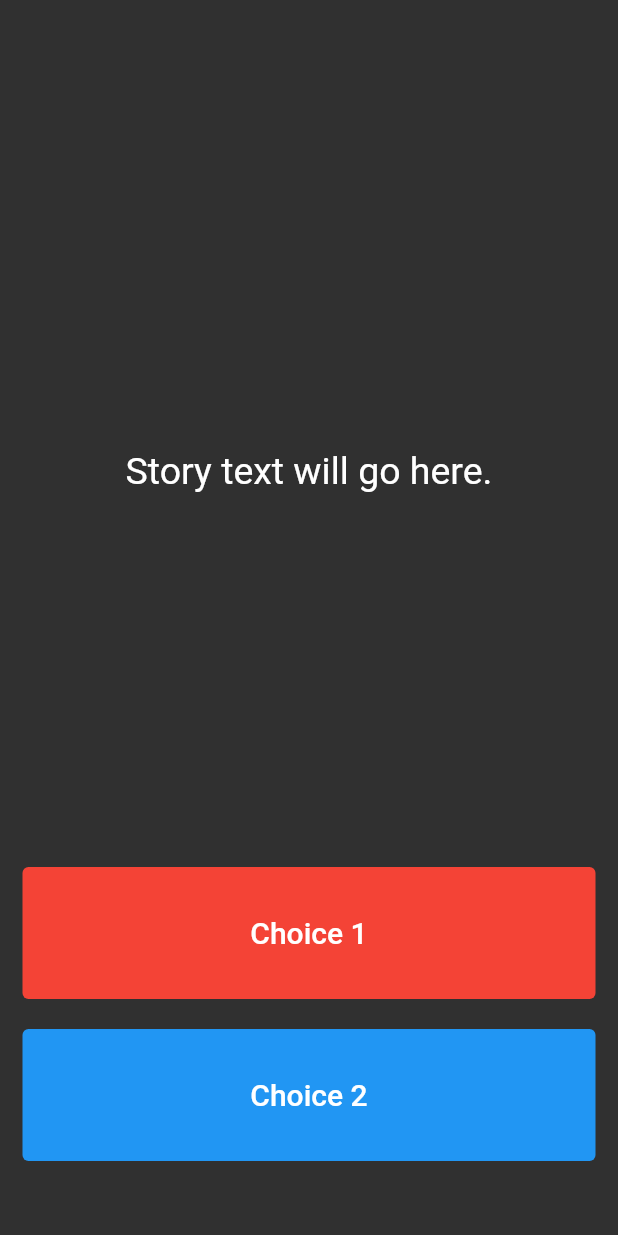
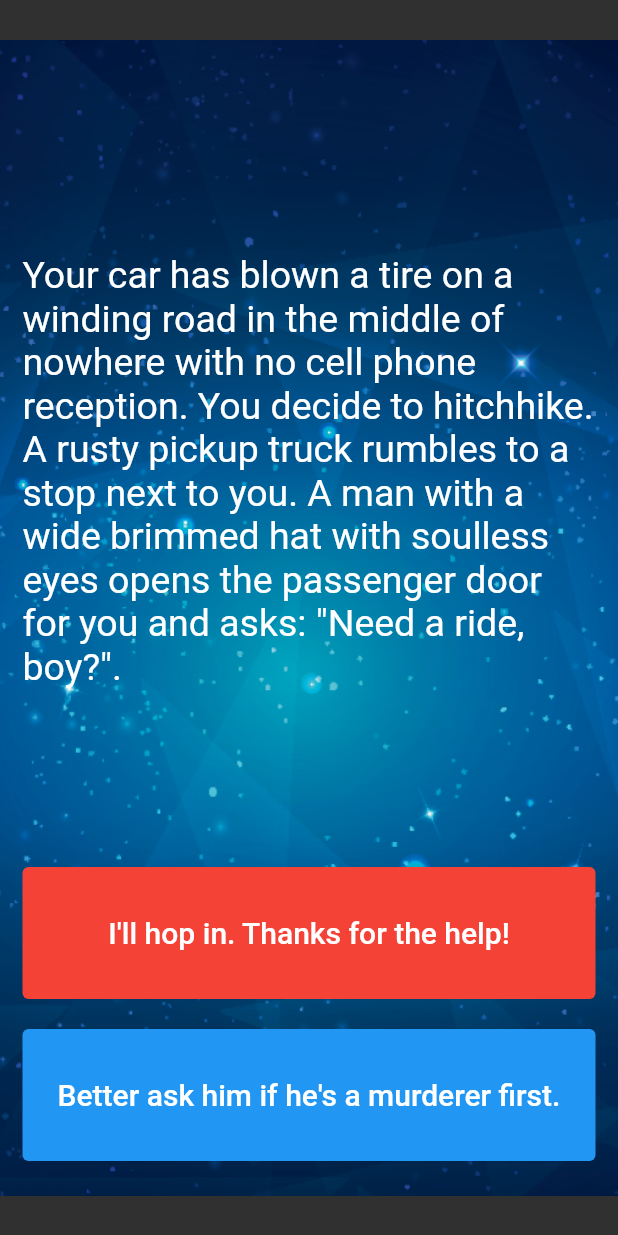
Before and after one commit to HeratUni-CS/destini-edrisKamlian, a Flutter app: the screen it shows after launch, on a phone screen of 412 x 824 dp. Run offline on Flutter 3.47's test engine with Material 2 defaults, Android fonts, the phone set to English and light mode, and no system bars.

Commit message:
whole project worked in class

```diff
--- a/lib/main.dart
+++ b/lib/main.dart
@@ -1,6 +1,7 @@
+import 'package:destini/story_brain.dart';
 import 'package:flutter/material.dart';
 
-//TODO: Step 15 - Run the app and see if you can see the screen update with the first story. Delete this TODO if it looks as you expected.
+
 
 void main() => runApp(Destini());
 
@@ -13,8 +14,7 @@ class Destini extends StatelessWidget {
   }
 }
 
-//TODO: Step 9 - Create a new storyBrain object from the StoryBrain class.
-
+StoryBrain storyBrain = StoryBrain();
 class StoryPage extends StatefulWidget {
   _StoryPageState createState() => _StoryPageState();
 }
@@ -24,7 +24,7 @@ class _StoryPageState extends State<StoryPage> {
   Widget build(BuildContext context) {
     return Scaffold(
       body: Container(
-        //TODO: Step 1 - Add background.png to this Container as a background image.
+        decoration: BoxDecoration(image: DecorationImage(image: AssetImage('images/background.png'))),
         padding: EdgeInsets.symmetric(vertical: 50.0, horizontal: 15.0),
         constraints: BoxConstraints.expand(),
         child: SafeArea(
@@ -35,8 +35,7 @@ class _StoryPageState extends State<StoryPage> {
                 flex: 12,
                 child: Center(
                   child: Text(
-                    //TODO: Step 10 - use the storyBrain to get the first story title and display it in this Text Widget.
-                    'Story text will go here.',
+                    storyBrain.getStory(),
                     style: TextStyle(
                       fontSize: 25.0,
                     ),
@@ -47,13 +46,14 @@ class _StoryPageState extends State<StoryPage> {
                 flex: 2,
                 child: TextButton(
                   onPressed: () {
-                    //Choice 1 made by user.
-                    //TODO: Step 18 - Call the nextStory() method from storyBrain and pass the number 1 as the choice made by the user.
+                   setState(()=>{
+                   storyBrain.nextStory(1)
+                   });
+
                   },
                   style: TextButton.styleFrom(backgroundColor: Colors.red),
                   child: Text(
-                    //TODO: Step 13 - Use the storyBrain to get the text for choice 1.
-                    'Choice 1',
+                    storyBrain.getChoice1(),
                     style: TextStyle(
                       fontSize: 20.0,
                       color: Colors.white,
@@ -66,20 +66,21 @@ class _StoryPageState extends State<StoryPage> {
               ),
               Expanded(
                 flex: 2,
-                //TODO: Step 26 - Use a Flutter Visibility Widget to wrap this TextButton.
-                //TODO: Step 28 - Set the "visible" property of the Visibility Widget to equal the output from the buttonShouldBeVisible() method in the storyBrain.
+                child: Visibility(
+                  visible: storyBrain.buttonShouldBeVisible(),
                   child: TextButton(
                     onPressed: () {
-                    //Choice 2 made by user.
-                    //TODO: Step 19 - Call the nextStory() method from storyBrain and pass the number 2 as the choice made by the user.
+                      setState(()=>{
+                        storyBrain.nextStory(2)
+                      });
                     },
                     style: TextButton.styleFrom(backgroundColor: Colors.blue),
                     child: Text(
-                    //TODO: Step 14 - Use the storyBrain to get the text for choice 2.
-                    'Choice 2',
+                      storyBrain.getChoice2(),
                       style: TextStyle(
                         fontSize: 20.0,
                         color: Colors.white,
+                      ),
                     ),
                   ),
                 ),
@@ -91,6 +92,3 @@ class _StoryPageState extends State<StoryPage> {
     );
   }
 }
-//TODO: Step 24 - Run the app and try to figure out what code you need to add to this file to make the story change when you press on the choice buttons.
-
-//TODO: Step 29 - Run the app and test it against the Story Outline to make sure you've completed all the steps.
```
Also changed, not shown: lib/story.dart (+10 -3 lines), lib/story_brain.dart (+72 -51 lines), pubspec.lock. Lines whose indentation alone changed are shown as unchanged.
